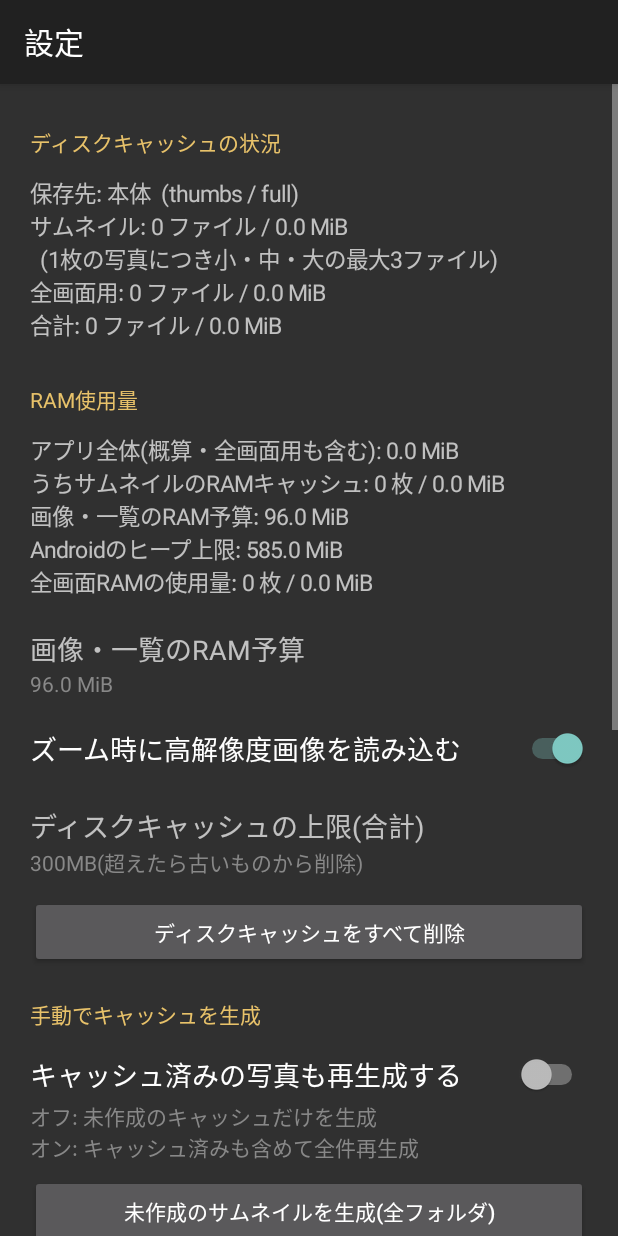
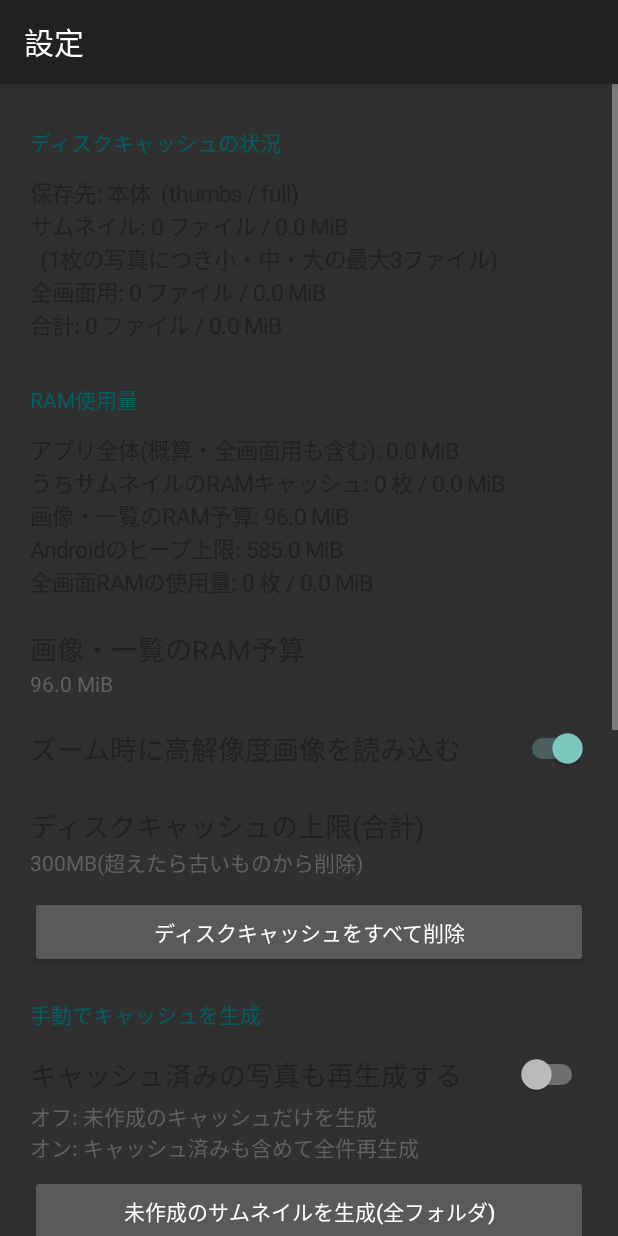
Before and after one commit to Reimu0929/FIL, an Android app: the screen it shows after launch (SettingsActivity), in the options menu, after a tap on "設定", on a phone screen of 412 x 824 dp. Run offline under Robolectric (Android 15) with nearby library versions, the phone set to English and light mode, and no system bars.

Commit message:
アイコンの余分な外枠を削除し中央タップ詳細を廃止、設定の文字色を統一

```diff
--- a/app/src/main/java/com/example/photostand/SettingsActivity.java
+++ b/app/src/main/java/com/example/photostand/SettingsActivity.java
@@ -2,7 +2,6 @@ package com.example.photostand;
 
 import android.app.Activity;
 import android.app.AlertDialog;
-import android.graphics.Color;
 import android.os.Bundle;
 import android.os.Debug;
 import android.os.Handler;
@@ -46,6 +45,11 @@ public class SettingsActivity extends Activity {
     private static final long POLL_BUSY_MS = 500;
     private static final long POLL_IDLE_MS = 2000;
 
+    // 文字色は3段階に統一する（テーマ既定色は使わない）。
+    private static final int TEXT_PRIMARY = 0xFF212121;    // 項目名・見出し本文
+    private static final int TEXT_SECONDARY = 0xFF616161;  // 補足・状態・バージョン
+    private static final int TEXT_SECTION = 0xFF006064;    // セクション見出し（濃いティール）
+
     private final Runnable poll = new Runnable() {
         @Override public void run() {
             boolean busy = CacheJob.running || ViewPreloader.running;
@@ -84,12 +88,14 @@ public class SettingsActivity extends Activity {
         section(root, "ディスクキャッシュの状況");
         cacheInfo = new TextView(this);
         cacheInfo.setTextSize(15);
+        cacheInfo.setTextColor(TEXT_PRIMARY);
         cacheInfo.setPadding(0, dp(8), 0, dp(8));
         root.addView(cacheInfo);
 
         section(root, "RAM使用量");
         memoryInfo = new TextView(this);
         memoryInfo.setTextSize(15);
+        memoryInfo.setTextColor(TEXT_PRIMARY);
         memoryInfo.setPadding(0, dp(8), 0, dp(8));
         root.addView(memoryInfo);
 
@@ -98,6 +104,7 @@ public class SettingsActivity extends Activity {
         Switch keepZoom = new Switch(this);
         keepZoom.setText("ズーム時に高解像度画像を読み込む");
         keepZoom.setTextSize(18);
+        keepZoom.setTextColor(TEXT_PRIMARY);
         keepZoom.setPadding(0, dp(8), 0, dp(12));
         keepZoom.setChecked(Prefs.keepZoomBitmap(this));
         keepZoom.setOnCheckedChangeListener((button, enabled) ->
@@ -137,6 +144,7 @@ public class SettingsActivity extends Activity {
         regenerate = new Switch(this);
         regenerate.setText("キャッシュ済みの写真も再生成する");
         regenerate.setTextSize(18);
+        regenerate.setTextColor(TEXT_PRIMARY);
         regenerate.setPadding(0, dp(12), 0, dp(4));
         regenerate.setChecked(Prefs.regenerateAll(this));
         regenerate.setOnCheckedChangeListener((b, on) -> {
@@ -147,7 +155,7 @@ public class SettingsActivity extends Activity {
         TextView generationNote = new TextView(this);
         generationNote.setText("オフ: 未作成のキャッシュだけを生成\nオン: キャッシュ済みも含めて全件再生成");
         generationNote.setTextSize(14);
-        generationNote.setTextColor(Color.GRAY);
+        generationNote.setTextColor(TEXT_SECONDARY);
         generationNote.setPadding(0, 0, 0, dp(8));
         root.addView(generationNote);
 
@@ -159,7 +167,7 @@ public class SettingsActivity extends Activity {
         root.addView(jobBtn);
         jobStatus = new TextView(this);
         jobStatus.setTextSize(14);
-        jobStatus.setTextColor(Color.GRAY);
+        jobStatus.setTextColor(TEXT_SECONDARY);
         jobStatus.setPadding(0, dp(4), 0, dp(8));
         root.addView(jobStatus);
 
@@ -178,7 +186,7 @@ public class SettingsActivity extends Activity {
         root.addView(preloadBtn);
         preloadStatus = new TextView(this);
         preloadStatus.setTextSize(14);
-        preloadStatus.setTextColor(Color.GRAY);
+        preloadStatus.setTextColor(TEXT_SECONDARY);
         preloadStatus.setPadding(0, dp(4), 0, dp(8));
         root.addView(preloadStatus);
 
@@ -197,6 +205,7 @@ public class SettingsActivity extends Activity {
         Switch sw = new Switch(this);
         sw.setText("キャッシュ枚数とRAM使用量を写真画面に表示");
         sw.setTextSize(18);
+        sw.setTextColor(TEXT_PRIMARY);
         sw.setPadding(0, dp(16), 0, dp(16));
         sw.setChecked(Prefs.showCount(this));
         sw.setOnCheckedChangeListener((b, on) -> Prefs.sp(this).edit().putBoolean("showCount", on).apply());
@@ -204,7 +213,7 @@ public class SettingsActivity extends Activity {
 
         TextView version = new TextView(this);
         version.setTextSize(12);
-        version.setTextColor(Color.GRAY);
+        version.setTextColor(TEXT_SECONDARY);
         version.setPadding(0, dp(24), 0, 0);
         version.setText("フォトビューア  バージョン " + versionName());
         root.addView(version);
@@ -346,7 +355,7 @@ public class SettingsActivity extends Activity {
         TextView t = new TextView(this);
         t.setText(title);
         t.setTextSize(14);
-        t.setTextColor(0xFFE8C26A);
+        t.setTextColor(TEXT_SECTION);
         t.setPadding(0, dp(20), 0, dp(4));
         parent.addView(t);
     }
@@ -358,9 +367,10 @@ public class SettingsActivity extends Activity {
         TextView t = new TextView(this);
         t.setText(title);
         t.setTextSize(18);
+        t.setTextColor(TEXT_PRIMARY);
         TextView v = new TextView(this);
         v.setTextSize(14);
-        v.setTextColor(Color.GRAY);
+        v.setTextColor(TEXT_SECONDARY);
         r.addView(t);
         r.addView(v);
         r.setOnClickListener(l);
--- a/app/src/main/res/drawable/ic_launcher_background.xml
+++ b/app/src/main/res/drawable/ic_launcher_background.xml
@@ -5,9 +5,4 @@
     android:viewportWidth="108"
     android:viewportHeight="108">
     <path android:fillColor="#0F172A" android:pathData="M0,0h108v108h-108z" />
-    <path
-        android:fillColor="#00000000"
-        android:pathData="M21.75,6.75H86.25A15,15 0 0 1 101.25,21.75V86.25A15,15 0 0 1 86.25,101.25H21.75A15,15 0 0 1 6.75,86.25V21.75A15,15 0 0 1 21.75,6.75Z"
-        android:strokeColor="#1E3A5F"
-        android:strokeWidth="1.3" />
 </vector>
```
Also changed, not shown: app/src/main/java/com/example/photostand/ViewerActivity.java (+2 -22 lines), app/src/main/res/mipmap-hdpi/ic_launcher.png, app/src/main/res/mipmap-hdpi/ic_launcher_round.png, app/src/main/res/mipmap-mdpi/ic_launcher.png, app/src/main/res/mipmap-mdpi/ic_launcher_round.png, app/src/main/res/mipmap-xhdpi/ic_launcher.png, app/src/main/res/mipmap-xhdpi/ic_launcher_round.png, app/src/main/res/mipmap-xxhdpi/ic_launcher.png, app/src/main/res/mipmap-xxhdpi/ic_launcher_round.png, app/src/main/res/mipmap-xxxhdpi/ic_launcher.png, app/src/main/res/mipmap-xxxhdpi/ic_launcher_round.png, 1 other file.
